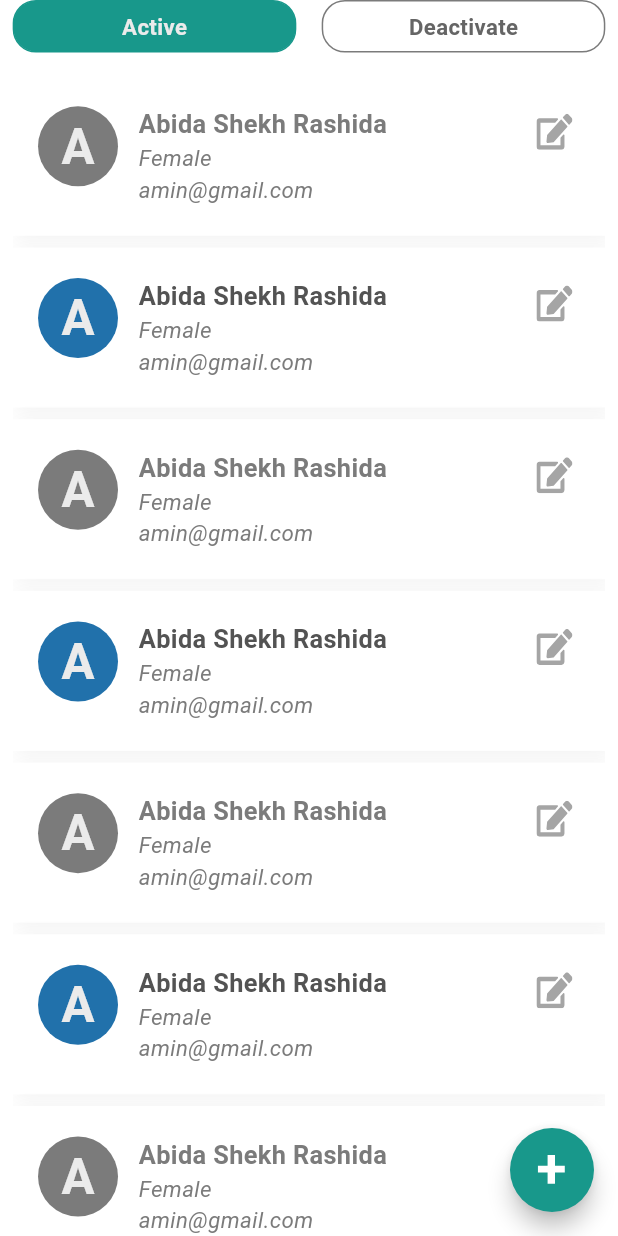
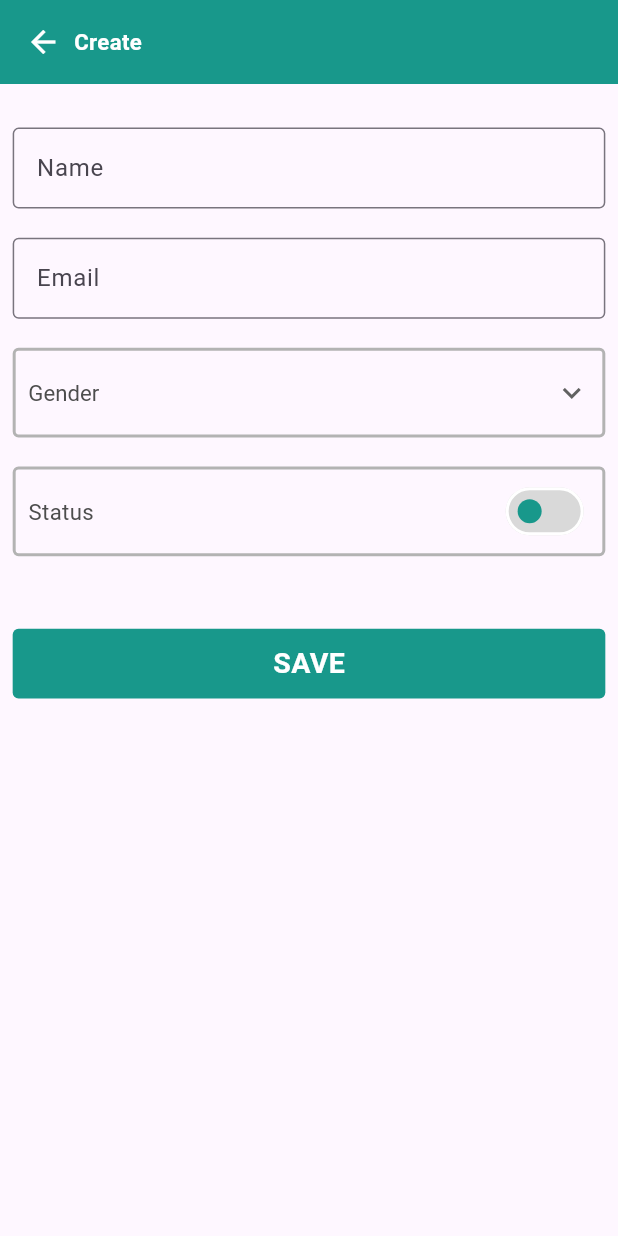
Before and after one commit to mdshadatrahman/ppl_manager, a Flutter app: the screen it shows after launch, after a tap on an icon or button, on a phone screen of 412 x 824 dp. Run offline on Flutter 3.47's test engine with Material 3 defaults, Android fonts, the light colour scheme and no system bars; our stand-ins replace bloc, flutter_bloc, flutter_screenutil, flutter_svg, google_fonts; generated files the repository leaves out were written again.

Commit message:
UI created

```diff
--- a/lib/app/view/app.dart
+++ b/lib/app/view/app.dart
@@ -5,6 +5,7 @@ import 'package:google_fonts/google_fonts.dart';
 import 'package:people_manager/home/bloc/home_bloc.dart';
 import 'package:people_manager/home/views/home_view.dart';
 import 'package:people_manager/l10n/l10n.dart';
+import 'package:people_manager/utils/app_colors.dart';
 
 class App extends StatefulWidget {
   const App({super.key});
@@ -30,11 +31,14 @@ class _AppState extends State<App> {
         child: MaterialApp(
           debugShowCheckedModeBanner: false,
           theme: ThemeData(
-            appBarTheme: AppBarTheme(
-              backgroundColor: Theme.of(context).colorScheme.inversePrimary,
+            appBarTheme: const AppBarTheme(
+              backgroundColor: AppColors.primaryColor,
+              foregroundColor: Colors.white,
+              iconTheme: IconThemeData(color: Colors.white),
             ),
             useMaterial3: true,
             fontFamily: GoogleFonts.roboto().fontFamily,
+            primaryColor: AppColors.primaryColor,
           ),
           localizationsDelegates: AppLocalizations.localizationsDelegates,
           supportedLocales: AppLocalizations.supportedLocales,
--- a/lib/home/views/create_and_edit_view.dart
+++ b/lib/home/views/create_and_edit_view.dart
@@ -0,0 +1,155 @@
+// ignore_for_file: lines_longer_than_80_chars
+
+import 'package:flutter/material.dart';
+import 'package:flutter_screenutil/flutter_screenutil.dart';
+import 'package:people_manager/utils/app_colors.dart';
+import 'package:people_manager/utils/app_sizes.dart';
+import 'package:people_manager/utils/custom_dropdown_button.dart';
+import 'package:people_manager/utils/custom_text_field.dart';
+
+class CreateAndEditView extends StatefulWidget {
+  const CreateAndEditView({
+    this.contact,
+    super.key,
+  });
+
+  final Contact? contact;
+
+  @override
+  State<CreateAndEditView> createState() => _CreateAndEditViewState();
+}
+
+class _CreateAndEditViewState extends State<CreateAndEditView> {
+  String? _selectedGender;
+  bool status = false;
+
+  @override
+  Widget build(BuildContext context) {
+    return Scaffold(
+      appBar: AppBar(
+        centerTitle: false,
+        leadingWidth: MediaQuery.of(context).size.width,
+        leading: Row(
+          children: [
+            SizedBox(width: 16.w),
+            GestureDetector(
+              onTap: () {
+                Navigator.of(context).pop();
+              },
+              child: const Icon(Icons.arrow_back),
+            ),
+            SizedBox(width: 8.w),
+            Text(
+              widget.contact == null ? 'Create' : 'Update',
+              style: TextStyle(
+                fontSize: 14.sp,
+                fontWeight: FontWeight.bold,
+              ),
+            ),
+          ],
+        ),
+      ),
+      body: Padding(
+        padding: EdgeInsets.symmetric(horizontal: AppSizes.horizontalPadding.w),
+        child: Column(
+          crossAxisAlignment: CrossAxisAlignment.start,
+          children: [
+            SizedBox(height: 30.h),
+            CustomTextField(
+              controller: TextEditingController(text: widget.contact?.name),
+              labelText: 'Name',
+              hintText: 'Enter your name',
+              validator: (v) {
+                if (v == null || v.isEmpty) {
+                  return 'Name is required';
+                }
+                return null;
+              },
+            ),
+            SizedBox(height: 20.h),
+            CustomTextField(
+              controller: TextEditingController(text: widget.contact?.name),
+              labelText: 'Email',
+              hintText: 'Enter your email address',
+              validator: (v) {
+                if (v == null || v.isEmpty) {
+                  return 'Email is required';
+                }
+                if (!v.isValidEmail()) {
+                  return 'Invalid email';
+                }
+                return null;
+              },
+            ),
+            SizedBox(height: 20.h),
+            GenderDropdownButton(
+              genders: const ['Male', 'Female', 'Other'],
+              selectedValue: _selectedGender,
+              onChanged: (v) {
+                setState(() {
+                  _selectedGender = v;
+                });
+              },
+            ),
+            SizedBox(height: 20.h),
+            Container(
+              padding: EdgeInsets.symmetric(horizontal: 8.w, vertical: 4.h),
+              decoration: BoxDecoration(
+                borderRadius: BorderRadius.circular(4.r),
+                border: Border.all(
+                  color: AppColors.borderColor,
+                  width: 2,
+                ),
+              ),
+              child: Row(
+                mainAxisAlignment: MainAxisAlignment.spaceBetween,
+                children: [
+                  Text(
+                    'Status',
+                    style: TextStyle(
+                      fontSize: 14.sp,
+                      fontWeight: FontWeight.w400,
+                      color: AppColors.textFieldTextColor,
+                    ),
+                  ),
+                  Switch(
+                    activeColor: AppColors.primaryColor,
+                    thumbColor: MaterialStateProperty.all(AppColors.primaryColor),
+                    overlayColor: MaterialStateProperty.all(AppColors.primaryColor),
+                    inactiveTrackColor: AppColors.switchInactiveColor,
+                    activeTrackColor: AppColors.primaryColor.withOpacity(0.5),
+                    trackOutlineColor: MaterialStateProperty.all(Colors.white),
+                    value: status,
+                    onChanged: (v) {
+                      setState(() {
+                        status = v;
+                      });
+                    },
+                  ),
+                ],
+              ),
+            ),
+            SizedBox(height: 50.h),
+            Container(
+              padding: EdgeInsets.symmetric(vertical: 10.h),
+              decoration: BoxDecoration(
+                color: AppColors.primaryColor,
+                borderRadius: BorderRadius.circular(4.r),
+              ),
+              child: Center(
+                child: Text(
+                  widget.contact == null ? 'SAVE' : 'UPDATE',
+                  style: TextStyle(
+                    fontSize: 18.sp,
+                    fontWeight: FontWeight.bold,
+                    color: Colors.white,
+                  ),
+                ),
+              ),
+            ),
+          ],
+        ),
+      ),
+    );
+  }
+}
--- a/lib/home/views/home_view.dart
+++ b/lib/home/views/home_view.dart
@@ -4,10 +4,12 @@ import 'package:flutter/material.dart';
 import 'package:flutter_screenutil/flutter_screenutil.dart';
 import 'package:flutter_svg/svg.dart';
 import 'package:people_manager/gen/assets.gen.dart';
+import 'package:people_manager/home/views/create_and_edit_view.dart';
 import 'package:people_manager/home/widgets/contact_card.dart';
 import 'package:people_manager/home/widgets/tab_button.dart';
 import 'package:people_manager/utils/app_colors.dart';
 import 'package:people_manager/utils/app_sizes.dart';
+import 'package:people_manager/utils/custom_dropdown_button.dart';
 
 class HomeView extends StatefulWidget {
   const HomeView({super.key});
@@ -27,7 +29,15 @@ class _HomeViewState extends State<HomeView> {
     return Scaffold(
       backgroundColor: Colors.white,
       floatingActionButton: FloatingActionButton(
-        onPressed: () {},
+        onPressed: () {
+          Navigator.of(context).push(
+            MaterialPageRoute<void>(
+              builder: (BuildContext context) {
+                return const CreateAndEditView();
+              },
+            ),
+          );
+        },
         backgroundColor: AppColors.primaryColor,
         shape: RoundedRectangleBorder(
           borderRadius: BorderRadius.circular(1000.r),
@@ -76,7 +86,17 @@ class _HomeViewState extends State<HomeView> {
                           gender: 'Female',
                           profilePlaceholderColor: AppColors.blue,
                           isDeactivated: index.isEven,
-                          onTap: () {},
+                          onTap: () {
+                            Navigator.of(context).push(
+                              MaterialPageRoute<void>(
+                                builder: (BuildContext context) {
+                                  return CreateAndEditView(
+                                    contact: Contact(),
+                                  );
+                                },
+                              ),
+                            );
+                          },
                         ),
                       );
                     },
--- a/lib/utils/app_colors.dart
+++ b/lib/utils/app_colors.dart
@@ -9,4 +9,8 @@ class AppColors {
   static const darkText = Color(0xff535353);
   static const darkText2 = Color(0xff656565);
   static const lightText = Color(0xffEBEBEB);
+  static const borderColor = Color(0xffB3B3B3);
+  static const labelColor = Color(0xff606161);
+  static const textFieldTextColor = Color(0xff4D4D4D);
+  static const switchInactiveColor = Color(0xffD9D9D9);
 }
--- /dev/null
+++ b/lib/utils/custom_dropdown_button.dart
@@ -0,0 +1,76 @@
+import 'package:flutter/material.dart';
+import 'package:flutter_screenutil/flutter_screenutil.dart';
+import 'package:people_manager/utils/app_colors.dart';
+
+class GenderDropdownButton extends StatelessWidget {
+  const GenderDropdownButton({
+    required this.genders,
+    this.selectedValue,
+    this.onChanged,
+    super.key,
+  });
+  final List<String> genders;
+  final String? selectedValue;
+  final void Function(String?)? onChanged;
+
+  @override
+  Widget build(BuildContext context) {
+    return Container(
+      padding: EdgeInsets.symmetric(horizontal: 8.w, vertical: 4.h),
+      decoration: BoxDecoration(
+        border: Border.all(
+          color: AppColors.borderColor,
+          width: 2,
+        ),
+        borderRadius: BorderRadius.circular(4.r),
+      ),
+      child: DropdownButton(
+        isExpanded: true,
+        hint: Text(
+          'Gender',
+          style: TextStyle(
+            fontSize: 14.sp,
+            fontWeight: FontWeight.w400,
+            color: AppColors.textFieldTextColor,
+          ),
+        ),
+        style: TextStyle(
+          fontSize: 14.sp,
+          fontWeight: FontWeight.w400,
+          color: AppColors.textFieldTextColor,
+        ),
+        icon: const Icon(Icons.keyboard_arrow_down),
+        underline: const SizedBox(),
+        value: selectedValue,
+        items: genders.map((e) {
+          return DropdownMenuItem<String>(
+            value: e,
+            child: Text(
+              e,
+              style: TextStyle(
+                fontSize: 14.sp,
+                fontWeight: FontWeight.w400,
+                color: AppColors.textFieldTextColor,
+              ),
+            ),
+          );
+        }).toList(),
+        onChanged: onChanged,
+      ),
+    );
+  }
+}
+
+class Contact {
+  Contact({
+    this.name,
+    this.email,
+    this.gender,
+    this.status,
+  });
+
+  final String? name;
+  final String? email;
+  final String? gender;
+  final bool? status;
+}
--- /dev/null
+++ b/lib/utils/custom_text_field.dart
@@ -0,0 +1,61 @@
+import 'package:flutter/material.dart';
+import 'package:flutter_screenutil/flutter_screenutil.dart';
+import 'package:people_manager/utils/app_colors.dart';
+
+class CustomTextField extends StatelessWidget {
+  const CustomTextField({
+    required this.controller,
+    required this.labelText,
+    required this.hintText,
+    required this.validator,
+    super.key,
+  });
+
+  final TextEditingController controller;
+  final String labelText;
+  final String hintText;
+  final String? Function(String?)? validator;
+
+  @override
+  Widget build(BuildContext context) {
+    return TextFormField(
+      controller: controller,
+      validator: validator,
+      style: TextStyle(
+        fontSize: 14.sp,
+        fontWeight: FontWeight.w400,
+        color: AppColors.textFieldTextColor,
+      ),
+      decoration: InputDecoration(
+        focusedBorder: const OutlineInputBorder(
+          borderSide: BorderSide(
+            color: AppColors.borderColor,
+          ),
+        ),
+        labelText: labelText,
+        hintText: hintText,
+        floatingLabelStyle: TextStyle(
+          fontSize: 12.sp,
+          fontStyle: FontStyle.italic,
+          color: AppColors.textFieldTextColor,
+        ),
+        hintStyle: TextStyle(
+          fontSize: 14.sp,
+          fontWeight: FontWeight.w400,
+          color: AppColors.textFieldTextColor,
+        ),
+        border: const OutlineInputBorder(
+          borderSide: BorderSide(
+            color: AppColors.borderColor,
+          ),
+        ),
+      ),
+    );
+  }
+}
+
+extension EmailValidator on String {
+  bool isValidEmail() {
+    return RegExp(r'^(([^<>()[\]\\.,;:\s@\"]+(\.[^<>()[\]\\.,;:\s@\"]+)*)|(\".+\"))@((\[[0-9]{1,3}\.[0-9]{1,3}\.[0-9]{1,3}\.[0-9]{1,3}\])|(([a-zA-Z\-0-9]+\.)+[a-zA-Z]{2,}))$').hasMatch(this);
+  }
+}
```
